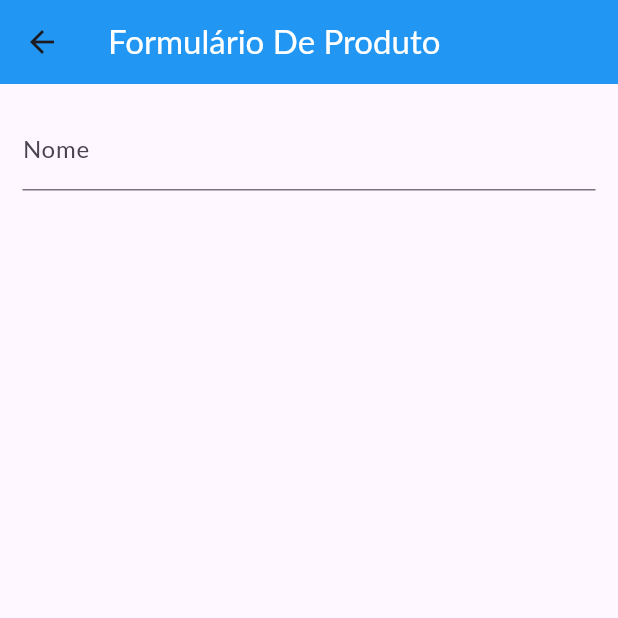
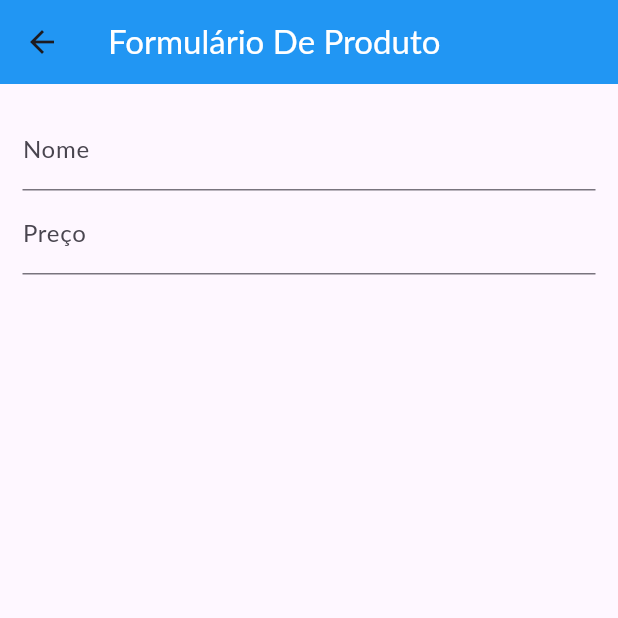
Before and after one commit to gabyferr/shop, a Flutter app: the ProductsFormPages screen opened by its route, on a phone screen of 412 x 824 dp, the top half of it. Run offline on Flutter 3.47's test engine with Material 3 defaults, Android fonts, the phone set to English and light mode, and no system bars; network calls fail; Roboto replaces fonts that are missing (Lato).

Commit message:
fix(ProductsFormPages): Controlling the focus of the follow action

```diff
--- a/shop/lib/pages/products_from_page.dart
+++ b/shop/lib/pages/products_from_page.dart
@@ -8,6 +8,8 @@ class ProductsFormPages extends StatefulWidget {
 }
 
 class _ProductsFormPagesState extends State<ProductsFormPages> {
+  final _priceFocus = FocusNode();
+
   @override
   Widget build(BuildContext context) {
     return Scaffold(
@@ -22,17 +24,27 @@ class _ProductsFormPagesState extends State<ProductsFormPages> {
       ),
       body: Padding(
         padding: const EdgeInsets.all(15.0),
-        child: Form(
-            child: ListView(
-          children: const [
-            TextField(
-              decoration: InputDecoration(
-                labelText: 'Nome',
+        child:Form(
+          child: ListView(
+            children: [
+              TextFormField(
+                decoration: const InputDecoration(labelText: 'Nome'),
+                textInputAction: TextInputAction.next,
+                onFieldSubmitted: (_) {
+                  FocusScope.of(context).requestFocus(_priceFocus);
+                },
               ),
-              textInputAction: TextInputAction.next,
-            )
-          ],
-        )),
+              TextFormField(
+                decoration: const InputDecoration(labelText: 'Preço'),
+                textInputAction: TextInputAction.next,
+                focusNode: _priceFocus,
+                keyboardType: const TextInputType.numberWithOptions(
+                  decimal: true,
+                ),
+              ),
+            ],
+          ),
+        ),
       ),
     );
   }
```
